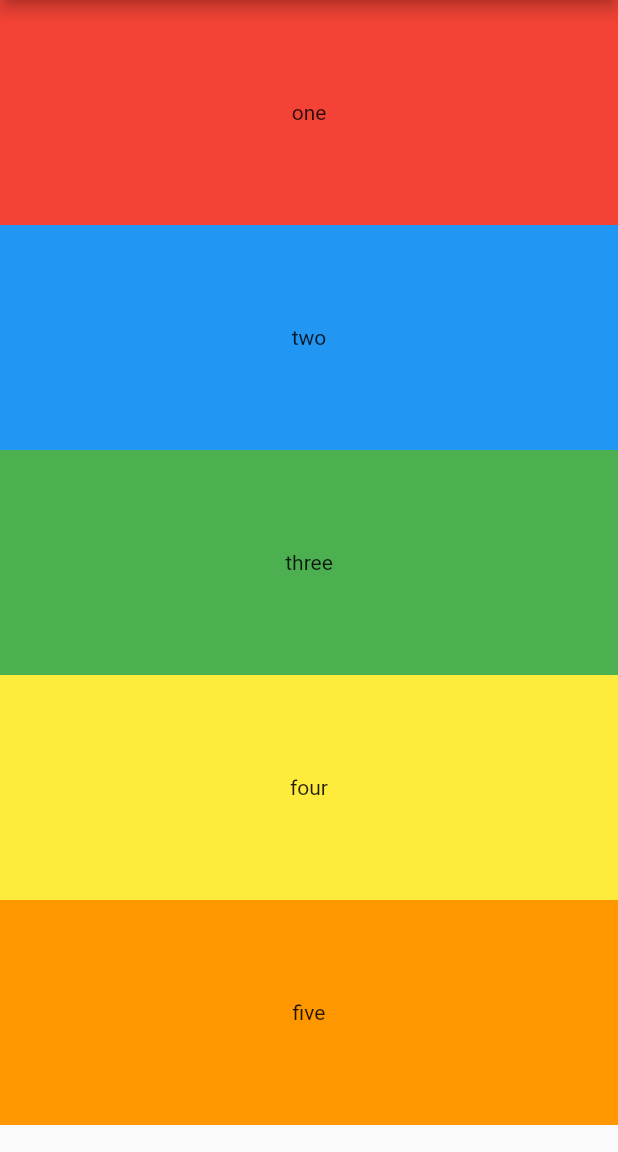
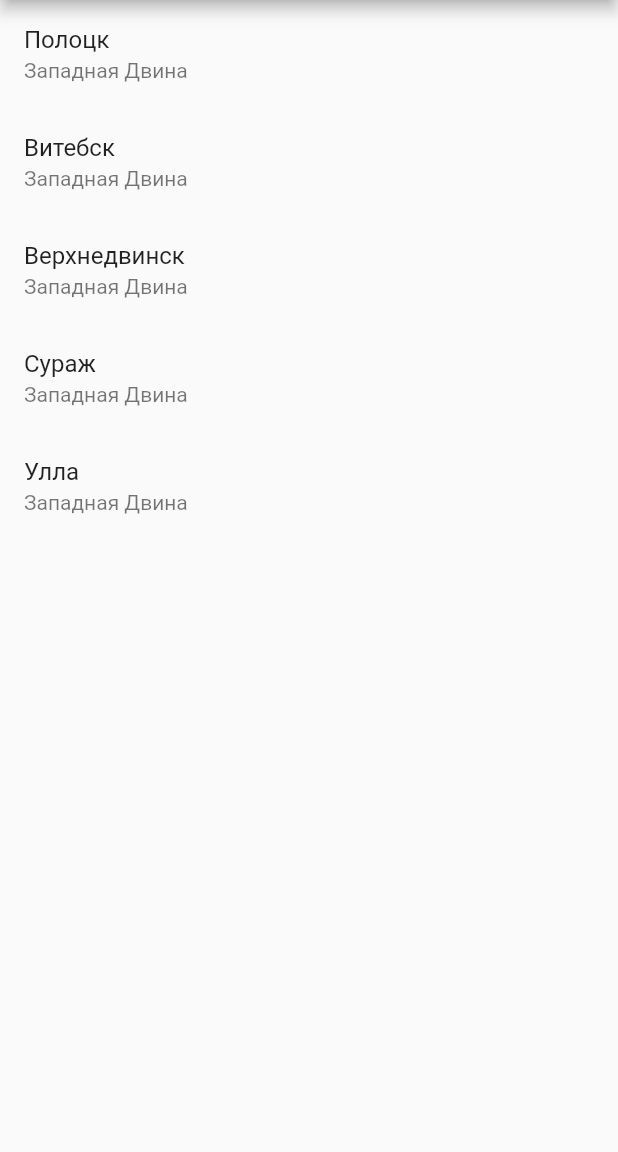
Before and after one commit to Dartlen/whater_level, a Flutter app: the screen it shows after launch, on a phone screen of 412 x 824 dp, the part 84-1236 px from its top. Run offline on Flutter 3.47's test engine with Material 2 defaults, Android fonts, the phone set to English and light mode, and no system bars.

Commit message:
in progress, mock gidroposts, load data from server

```diff
--- a/lib/main.dart
+++ b/lib/main.dart
@@ -1,5 +1,7 @@
 import 'dart:convert';
 import 'dart:io';
+import "dart:math";
+
 import 'package:flutter/material.dart';
 import 'package:http/http.dart' as http;
 
@@ -8,50 +10,35 @@ void main() {
 }
 
 class MyApp extends StatelessWidget {
-  // This widget is the root of your application.
   @override
   Widget build(BuildContext context) {
     return MaterialApp(
-      title: 'Flutter Demo',
-      theme: ThemeData(
-        // This is the theme of your application.
-        //
-        // Try running your application with "flutter run". You'll see the
-        // application has a blue toolbar. Then, without quitting the app, try
-        // changing the primarySwatch below to Colors.green and then invoke
-        // "hot reload" (press "r" in the console where you ran "flutter run",
-        // or simply save your changes to "hot reload" in a Flutter IDE).
-        // Notice that the counter didn't reset back to zero; the application
-        // is not restarted.
-        primarySwatch: Colors.blue,
-      ),
       home: MainScreen(),
     );
   }
 }
 
-// class MyHomePage extends StatefulWidget {
-//   MyHomePage({Key key, this.title}) : super(key: key);
-//
-//   // This widget is the home page of your application. It is stateful, meaning
-//   // that it has a State object (defined below) that contains fields that affect
-//   // how it looks.
-//
-//   // This class is the configuration for the state. It holds the values (in this
-//   // case the title) provided by the parent (in this case the App widget) and
-//   // used by the build method of the State. Fields in a Widget subclass are
-//   // always marked "final".
-//
-//   final String title;
-//
-//   @override
-//   _MyHomePageState createState() => _MyHomePageState();
-// }
 /// This is the stateless widget that the main application instantiates.
 class MainScreen extends StatelessWidget {
-  final List<Color> colors = <Color>[Colors.red, Colors.blue, Colors.green, Colors.yellow, Colors.orange];
-  final data= ["one","two","three","four","five"];
-  var zz = createPost();
+  final List<Color> colors = <Color>[
+    Colors.red,
+    Colors.blue,
+    Colors.green,
+    Colors.yellow,
+    Colors.orange
+  ];
+  final data = ["one", "two", "three", "four", "five"];
+
+  final List<Post> namesPosts = [
+    Post(id: "0", name: "Полоцк", waterName: "Западная Двина"),
+    Post(id: "1", name: "Витебск", waterName: "Западная Двина"),
+    Post(id: "2", name: "Верхнедвинск", waterName: "Западная Двина"),
+    Post(id: "3", name: "Сураж", waterName: "Западная Двина"),
+    Post(id: "3", name: "Улла", waterName: "Западная Двина")
+  ];
+
+  //var zz = createPost();
+
   @override
   Widget build(BuildContext context) {
     return Scaffold(
@@ -60,21 +47,107 @@ class MainScreen extends StatelessWidget {
       ),
       body: Center(
           child: ListView.builder(
-              itemCount: data.length,
+              itemCount: namesPosts.length,
               itemBuilder: (BuildContext context, int index) {
-                return Container(
-                  height: 150,
-                  color: colors[index],
-                  child: Center(child: Text('${data[index]}')),
-                );
-              }
-          )
-      ),
+                var post = namesPosts[index];
+                return ListTile(
+                    title: MessageItem(post.name, post.waterName)
+                        .buildTitle(context),
+                    subtitle: MessageItem(post.name, post.waterName)
+                        .buildSubtitle(context),
+                  onTap: () => Navigator.push(
+                      context,
+                      MaterialPageRoute(
+                        builder: (context) => Main(name: post.name),
+                      )),);
+              })),
     );
   }
 }
 
+class Main extends StatefulWidget {
+  final String name;
 
+  Main({Key key, @required this.name}) : super(key: key);
+
+  @override
+  PostScreen createState() => PostScreen();
+}
+
+class PostScreen extends State<Main> {
+
+  @override
+  Widget build(BuildContext context) {
+    return Scaffold(
+        appBar: AppBar(
+          title: Text('Flutter ListView Example'),
+        ),
+        body: Center(
+          child: FutureBuilder(
+                future: loadPost(),
+                builder: (context, AsyncSnapshot snapshot) {
+                  if (!snapshot.hasData) {
+                    return Center(child: CircularProgressIndicator());
+                  } else {
+                    return Container(
+                        child: ListView.builder(
+                            itemCount: snapshot.data.length,
+                            itemBuilder: (BuildContext context, int index) {
+                              var pointDay = snapshot.data[index];
+                              return ListTile(
+                                  title: MessageItem(pointDay.date.toString(), pointDay.level).buildTitle(context));
+                            },
+                        ));
+                        // child: ListView.builder(
+                        //     itemCount: snapshot.data.length,
+                        //     scrollDirection: Axis.horizontal,
+                        //     itemBuilder: (BuildContext context, int index) {
+                        //       return Text('${snapshot.data[index]}');
+                        //     }));
+                  }
+                })
+        ));
+
+    // child: ListView.builder(
+    //     itemCount: pointDays.length,
+    //     itemBuilder: (BuildContext context, int index) {
+    //       var post = pointDays[index];
+    //       return ListTile(
+    //           title: MessageItem(post.name, post.waterName)
+    //               .buildTitle(context),
+    //           subtitle: MessageItem(post.name, post.waterName)
+    //               .buildSubtitle(context));
+    //     })),
+    // );
+  }
+}
+
+T getRandomElement<T>(List<T> list) {
+  final random = new Random();
+  var i = random.nextInt(list.length);
+  return list[i];
+}
+
+/// A ListItem that contains data to display a message.
+class MessageItem implements ListItem {
+  final String sender;
+  final String body;
+
+  MessageItem(this.sender, this.body);
+
+  Widget buildTitle(BuildContext context) => Text(sender);
+
+  Widget buildSubtitle(BuildContext context) => Text(body);
+}
+
+/// The base class for the different types of items the list can contain.
+abstract class ListItem {
+  /// The title line to show in a list item.
+  Widget buildTitle(BuildContext context);
+
+  /// The subtitle line, if any, to show in a list item.
+  Widget buildSubtitle(BuildContext context);
+}
 
 class Item {
   int color;
@@ -83,22 +156,21 @@ class Item {
   Item(this.color, this.field);
 }
 
-Future<List<Post>> createPost() async {
-  var queryParameters = {
-    'date': '15-03-2021'
-  };
+Future<List<PointDay>> loadPost() async {
+  var queryParameters = {'date': '15-03-2021'};
   final response = await http.get(
-    Uri.https('rivers-whater-level.herokuapp.com', '/api/v1/resources/post', queryParameters),
-    headers: <String, String>{
-      'Content-Type': 'application/json; charset=UTF-8',
-    }
-  );
+      Uri.https('rivers-whater-level.herokuapp.com', '/api/v1/resources/post',
+          queryParameters),
+      headers: <String, String>{
+        'Content-Type': 'application/json; charset=UTF-8',
+      });
 
   if (response.statusCode == 200) {
     // If the server did return a 201 CREATED response,
     // then parse the JSON.
     Iterable l = json.decode(response.body);
-    List<Post> posts = List<Post>.from(l.map((model) => Post.fromJson(model)));
+    List<PointDay> posts =
+    List<PointDay>.from(l.map((model) => PointDay.fromJson(model)));
     return posts;
     //return Post.fromJson(jsonDecode(response.body));
   } else {
@@ -109,17 +181,29 @@ Future<List<Post>> createPost() async {
 }
 
 class Post {
+  final String id;
+  final String name;
+  final String waterName;
+
+  Post({this.id, this.name, this.waterName});
+}
+
+class PointDay {
   final int id;
   final DateTime date;
   final String temp;
   final String level;
   final String delta;
 
-  Post({this.id, this.date, this.temp, this.level, this.delta});
+  PointDay({this.id, this.date, this.temp, this.level, this.delta});
 
-  factory Post.fromJson(json) {
-
-    return Post(id: json[0], date: HttpDate.parse(json[1]), temp: json[2], level: json[5], delta: json[3]);
+  factory PointDay.fromJson(json) {
+    return PointDay(
+        id: json[0],
+        date: HttpDate.parse(json[1]),
+        temp: json[2],
+        level: json[5],
+        delta: json[3]);
   }
 }
 
```
